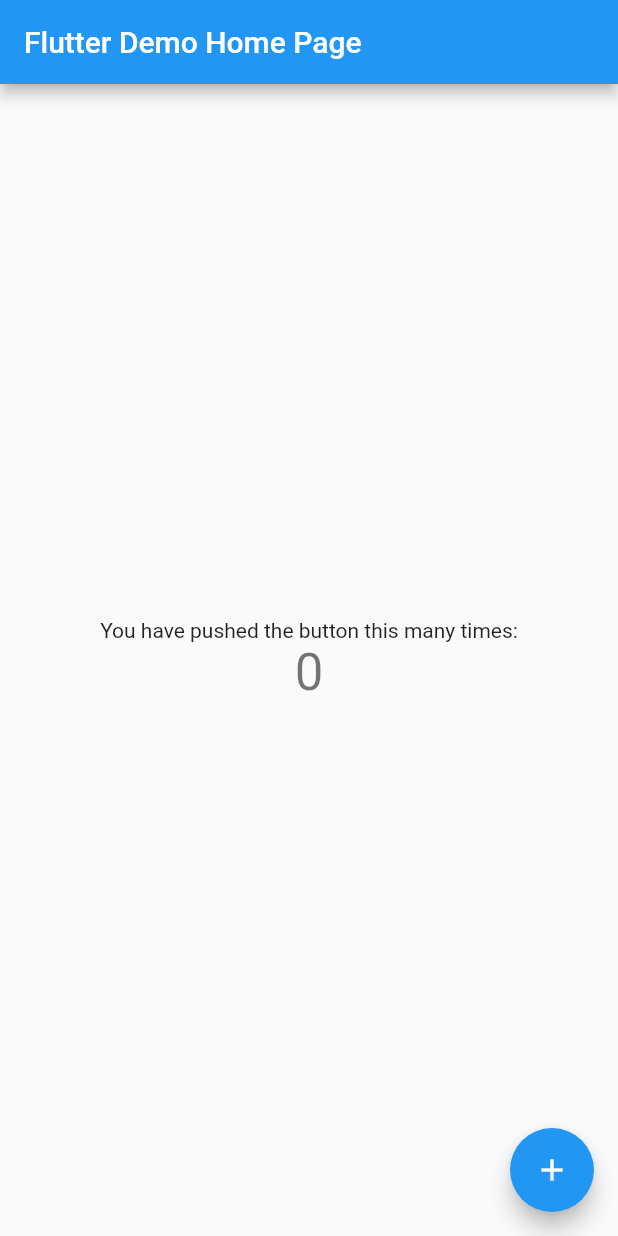
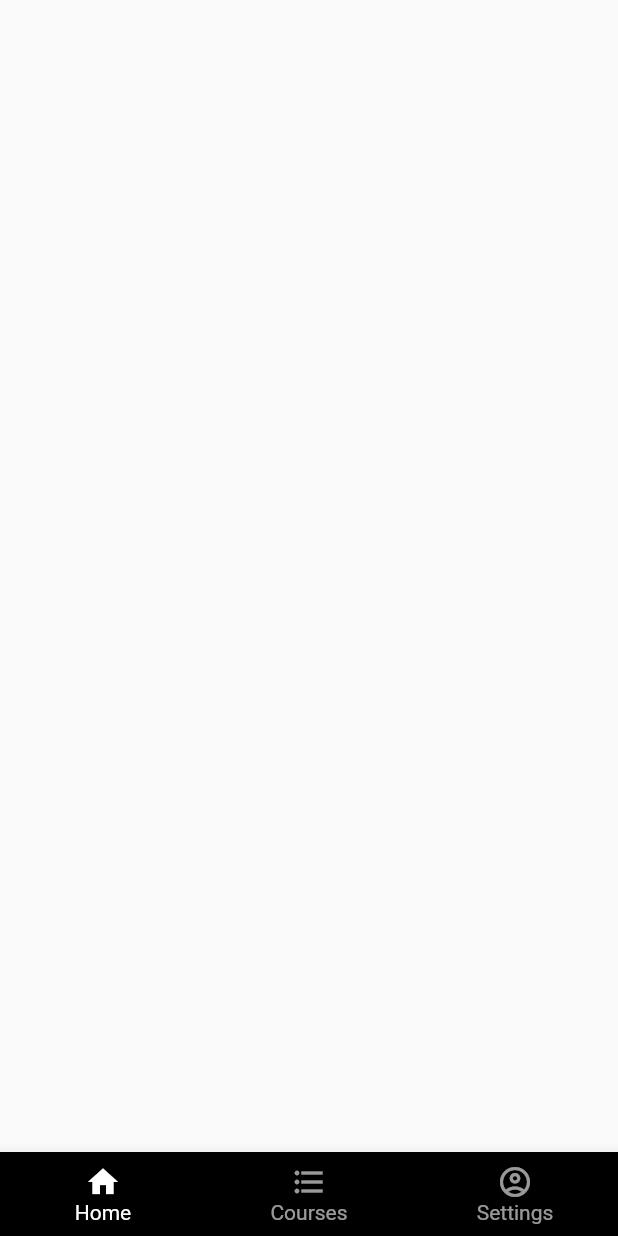
Before and after one commit to SWE-team/student_interface, a Flutter app: the screen it shows after launch, on a phone screen of 412 x 824 dp. Run offline on Flutter 3.47's test engine with Material 2 defaults, Android fonts, the phone set to English and light mode, and no system bars.

Commit message:
navbar_prototype_1 added

```diff
--- a/lib/main.dart
+++ b/lib/main.dart
@@ -1,113 +1,54 @@
 import 'package:flutter/material.dart';
 
-void main() {
-  runApp(MyApp());
-}
+void main() => runApp(MyApp());
 
 class MyApp extends StatelessWidget {
-  // This widget is the root of your application.
   @override
   Widget build(BuildContext context) {
     return MaterialApp(
-      title: 'Flutter Demo',
-      theme: ThemeData(
-        // This is the theme of your application.
-        //
-        // Try running your application with "flutter run". You'll see the
-        // application has a blue toolbar. Then, without quitting the app, try
-        // changing the primarySwatch below to Colors.green and then invoke
-        // "hot reload" (press "r" in the console where you ran "flutter run",
-        // or simply save your changes to "hot reload" in a Flutter IDE).
-        // Notice that the counter didn't reset back to zero; the application
-        // is not restarted.
-        primarySwatch: Colors.blue,
-      ),
-      home: MyHomePage(title: 'Flutter Demo Home Page'),
+      title: 'format_list_bulleted',
+      home: MyHomePage(),
     );
   }
 }
 
 class MyHomePage extends StatefulWidget {
-  MyHomePage({Key key, this.title}) : super(key: key);
-
-  // This widget is the home page of your application. It is stateful, meaning
-  // that it has a State object (defined below) that contains fields that affect
-  // how it looks.
-
-  // This class is the configuration for the state. It holds the values (in this
-  // case the title) provided by the parent (in this case the App widget) and
-  // used by the build method of the State. Fields in a Widget subclass are
-  // always marked "final".
-
-  final String title;
-
   @override
   _MyHomePageState createState() => _MyHomePageState();
 }
 
 class _MyHomePageState extends State<MyHomePage> {
-  int _counter = 0;
+  int _currentIndex = 0;
 
-  void _incrementCounter() {
-    setState(() {
-      // This call to setState tells the Flutter framework that something has
-      // changed in this State, which causes it to rerun the build method below
-      // so that the display can reflect the updated values. If we changed
-      // _counter without calling setState(), then the build method would not be
-      // called again, and so nothing would appear to happen.
-      _counter++;
-    });
-  }
-
-  @override
   Widget build(BuildContext context) {
-    // This method is rerun every time setState is called, for instance as done
-    // by the _incrementCounter method above.
-    //
-    // The Flutter framework has been optimized to make rerunning build methods
-    // fast, so that you can just rebuild anything that needs updating rather
-    // than having to individually change instances of widgets.
     return Scaffold(
-      appBar: AppBar(
-        // Here we take the value from the MyHomePage object that was created by
-        // the App.build method, and use it to set our appbar title.
-        title: Text(widget.title),
+      bottomNavigationBar: BottomNavigationBar(
+        type: BottomNavigationBarType.fixed,
+        currentIndex: _currentIndex,
+        backgroundColor: Colors.black,
+        selectedItemColor: Colors.white,
+        unselectedItemColor: Colors.white.withOpacity(.6),
+        selectedFontSize: 14,
+        unselectedFontSize: 14,
+        onTap: (value) {
+          // Respond to item press.
+          setState(() => _currentIndex = value);
+        },
+        items: [
+          BottomNavigationBarItem(
+            label: 'Home',
+            icon: Icon(Icons.home),
+          ),
+          BottomNavigationBarItem(
+            label: 'Courses',
+            icon: Icon(Icons.format_list_bulleted),
+          ),
+          BottomNavigationBarItem(
+            label: 'Settings',
+            icon: Icon(Icons.account_circle_outlined),
+          ),
+        ],
       ),
-      body: Center(
-        // Center is a layout widget. It takes a single child and positions it
-        // in the middle of the parent.
-        child: Column(
-          // Column is also a layout widget. It takes a list of children and
-          // arranges them vertically. By default, it sizes itself to fit its
-          // children horizontally, and tries to be as tall as its parent.
-          //
-          // Invoke "debug painting" (press "p" in the console, choose the
-          // "Toggle Debug Paint" action from the Flutter Inspector in Android
-          // Studio, or the "Toggle Debug Paint" command in Visual Studio Code)
-          // to see the wireframe for each widget.
-          //
-          // Column has various properties to control how it sizes itself and
-          // how it positions its children. Here we use mainAxisAlignment to
-          // center the children vertically; the main axis here is the vertical
-          // axis because Columns are vertical (the cross axis would be
-          // horizontal).
-          mainAxisAlignment: MainAxisAlignment.center,
-          children: <Widget>[
-            Text(
-              'You have pushed the button this many times:',
-            ),
-            Text(
-              '$_counter',
-              style: Theme.of(context).textTheme.headline4,
-            ),
-          ],
-        ),
-      ),
-      floatingActionButton: FloatingActionButton(
-        onPressed: _incrementCounter,
-        tooltip: 'Increment',
-        child: Icon(Icons.add),
-      ), // This trailing comma makes auto-formatting nicer for build methods.
     );
   }
 }
```
